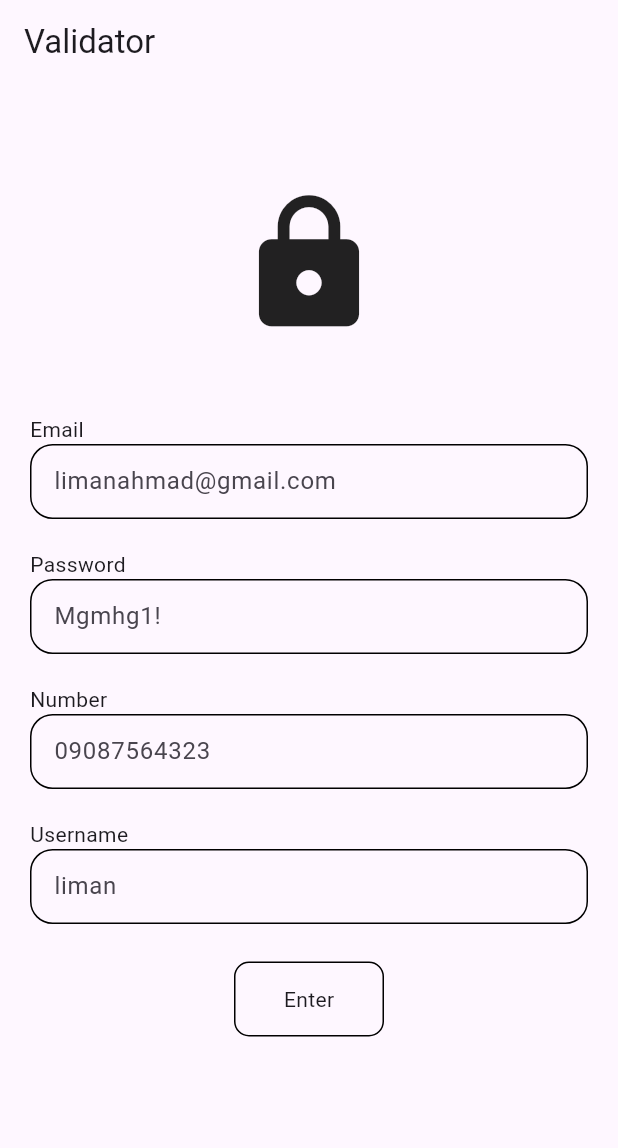
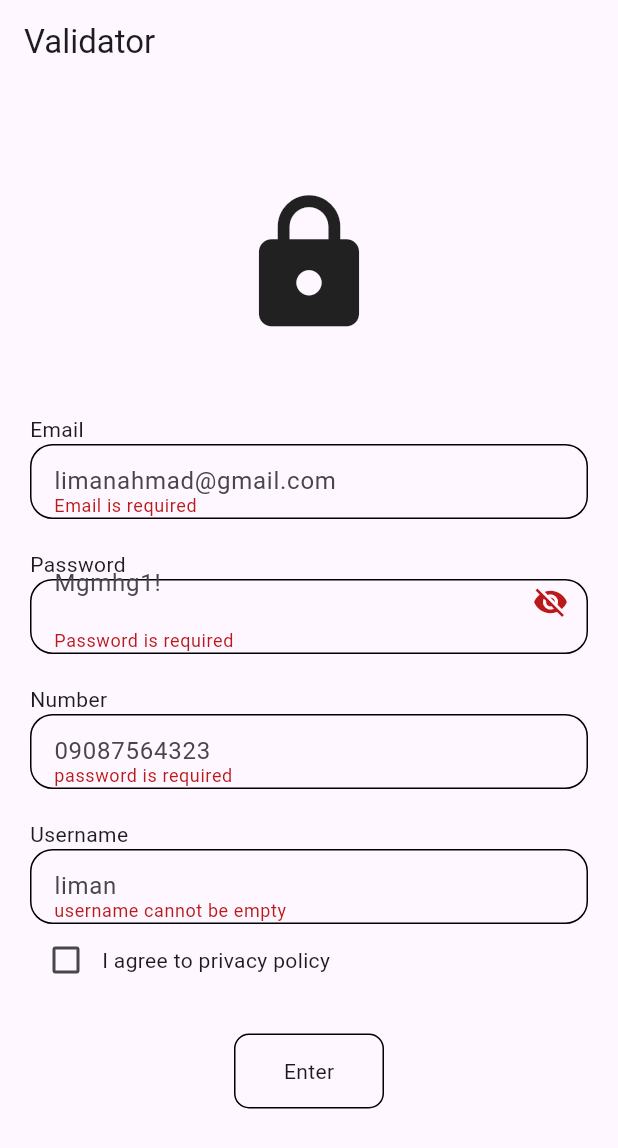
Before and after one commit to Ahmadsaniliman/Api-consumption, a Flutter app: the screen it shows after launch, after a tap on "Enter", on a phone screen of 412 x 824 dp. Shown: the top 1148 px of the screen. Run offline on Flutter 3.47's test engine with Material 3 defaults, Android fonts, the light colour scheme and no system bars; our stand-ins replace flutter_riverpod.

Commit message:
how to create a user

```diff
--- a/lib/User/Screens/register_screen.dart
+++ b/lib/User/Screens/register_screen.dart
@@ -136,12 +136,12 @@ class RegisterValidator extends StatefulWidget {
 }
 
 class _RegisterValidatorState extends State<RegisterValidator> {
-
-    final bool hidePassword = true;
-  final  emailContr = TextEditingController();
-  final  passwordContr = TextEditingController();
-  final  numberContr = TextEditingController();
-  final  usernameContr = TextEditingController();
+  final hidePassword = true;
+  final privacyPolicy = false;
+  final emailContr = TextEditingController();
+  final passwordContr = TextEditingController();
+  final numberContr = TextEditingController();
+  final usernameContr = TextEditingController();
   GlobalKey<FormState> registerFormKey = GlobalKey<FormState>();
 
   @override
@@ -188,7 +188,8 @@ class _RegisterValidatorState extends State<RegisterValidator> {
                         },
                         controller: emailContr,
                         decoration: const InputDecoration(
-                            contentPadding: EdgeInsets.symmetric(horizontal: 15),
+                            contentPadding:
+                                EdgeInsets.symmetric(horizontal: 15),
                             border: InputBorder.none,
                             hintText: 'limanahmad@gmail.com'),
                       ),
@@ -204,6 +205,7 @@ class _RegisterValidatorState extends State<RegisterValidator> {
                       ),
                       child: TextFormField(
                         controller: passwordContr,
+                        obscureText: hidePassword,
                         validator: (String? value) {
                           if (value == null || value.isEmpty) {
                             return 'Password is required';
@@ -233,8 +235,13 @@ class _RegisterValidatorState extends State<RegisterValidator> {
 
                           return null;
                         },
-                        decoration: const InputDecoration(
-                            contentPadding: EdgeInsets.symmetric(horizontal: 15),
+                        decoration: InputDecoration(
+                            suffixIcon: IconButton(
+                              onPressed: () => hidePassword == !hidePassword,
+                              icon: const Icon(Icons.visibility_off),
+                            ),
+                            contentPadding: const EdgeInsets.symmetric(
+                                horizontal: 15, vertical: 10),
                             border: InputBorder.none,
                             hintText: 'Mgmhg1!'),
                       ),
@@ -254,17 +261,18 @@ class _RegisterValidatorState extends State<RegisterValidator> {
                             return 'password is required';
                           }
 
-                          final numRegExp = RegExp(r'^\d{10}$');
+                          final numRegExp = RegExp(r'^\d{11}$');
 
                           if (!numRegExp.hasMatch(value)) {
-                            return 'invalid phone number, 10 digit required';
+                            return 'invalid phone number, 11 digit required';
                           }
 
                           return null;
                         },
                         controller: numberContr,
                         decoration: const InputDecoration(
-                            contentPadding: EdgeInsets.symmetric(horizontal: 15),
+                            contentPadding:
+                                EdgeInsets.symmetric(horizontal: 15),
                             border: InputBorder.none,
                             hintText: '09087564323'),
                       ),
@@ -288,18 +296,30 @@ class _RegisterValidatorState extends State<RegisterValidator> {
                         },
                         controller: usernameContr,
                         decoration: const InputDecoration(
-                            contentPadding: EdgeInsets.symmetric(horizontal: 15),
+                            contentPadding:
+                                EdgeInsets.symmetric(horizontal: 15),
                             border: InputBorder.none,
                             hintText: 'liman'),
                       ),
                     ),
+                    Row(
+                      children: [
+                        Checkbox(
+                          value: privacyPolicy,
+                          onChanged: (value) {
+                            privacyPolicy == value;
+                          },
+                        ),
+                        const Text('I agree to privacy policy'),
+                      ],
+                    )
                   ],
                 ),
               ),
               const SizedBox(height: 25),
               InkWell(
                 onTap: () {
-
+                  if (registerFormKey.currentState!.validate()) return;
                 },
                 child: Container(
                   height: 50,
```
